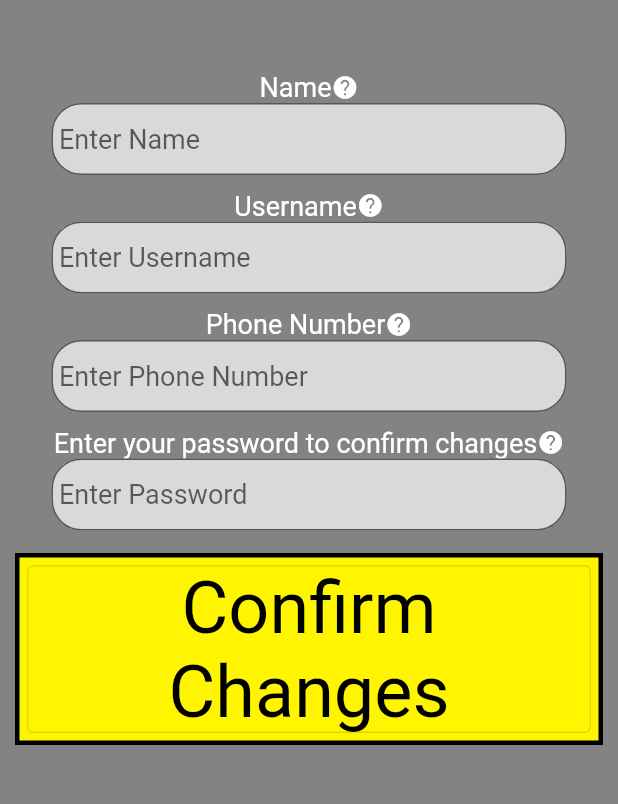
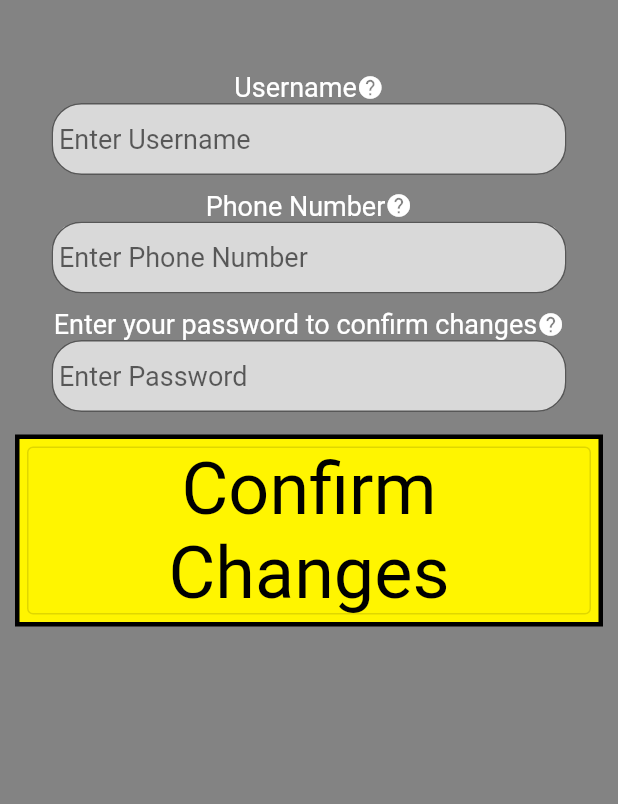
Before and after one commit to smaliszewski15/jct_mobile_app, a Flutter app: the Profile screen opened directly, after a tap on "Edit Information", on a phone screen of 412 x 824 dp, the part 419-1223 px from its top. Run offline on Flutter 3.47's test engine with Material 2 defaults, Android fonts, the phone set to English and light mode, and no system bars; our stand-ins replace audio_video_progress_bar, just_audio, permission_handler, shared_preferences; missing offline and left inert: audio_session, flutter_sound; accounts and stored records are empty; network calls fail.

Commit message:
Removed the name field from the users Tested the upcoming concert api endpoint

```diff
--- a/lib/screens/add_group.dart
+++ b/lib/screens/add_group.dart
@@ -390,9 +390,11 @@ class _AddGroupState extends State<AddGroup> {
     String date = DateFormat('yyyy-MM-dd').format(widget.date!.toUtc()).toString();
     String time = DateFormat('Hms').format(widget.date!.toUtc()).toString();
 
+    String tags = _tags.value.text.split(', ').join('`');
+
     Map<String,dynamic> package = {
       'concertTitle': _title.value.text,
-      'concertTags': _tags.value.text,
+      'concertTags': tags,
       'concertDescription': _description.value.text,
       'date': date,
       'time': time,
--- a/lib/screens/concerts_screen.dart
+++ b/lib/screens/concerts_screen.dart
@@ -325,6 +325,7 @@ class _ConcertsState extends State<ConcertsScreen> {
     if (!data.containsKey('nextConcertGroup')) {
       return false;
     }
+    data = data['nextConcertGroup'];
 
     upcoming = Group.fromNextJson(data);
     setState(() {});
--- a/lib/screens/edit_profile.dart
+++ b/lib/screens/edit_profile.dart
@@ -19,19 +19,19 @@ class _EditUserProfilePageState extends State<EditUserProfilePage> {
         minLength: 2,
         maxLength: 100,
         fieldName: 'Name',
-        fieldEntry: user!.name,
+        fieldEntry: user.name,
         tooltipKey: GlobalKey<TooltipState>());
     username = CustomTextField(
         minLength: 2,
         maxLength: 255,
         fieldName: 'Username',
-        fieldEntry: user!.username,
+        fieldEntry: user.username,
         tooltipKey: GlobalKey<TooltipState>());
     phoneNumber = CustomTextField(
         minLength: 10,
         maxLength: 10,
         fieldName: 'Phone Number',
-        fieldEntry: user!.phoneNumber,
+        fieldEntry: user.phoneNumber,
         tooltipKey: GlobalKey<TooltipState>(),
         keyboardType: TextInputType.phone);
     password = CustomTextField(
@@ -106,40 +106,6 @@ class _EditUserProfilePageState extends State<EditUserProfilePage> {
                   child: Column(
                     mainAxisAlignment: MainAxisAlignment.center,
                     children: <Widget>[
-                      Container(
-                        width: double.infinity,
-                        margin: const EdgeInsets.all(5),
-                        child: Column(
-                          mainAxisAlignment: MainAxisAlignment.center,
-                          children: <Widget>[
-                            Row(
-                              mainAxisAlignment: MainAxisAlignment.center,
-                              children: <Widget>[
-                                Text(
-                                  'Name',
-                                  style: TextStyle(
-                                    fontSize: smallFontSize,
-                                    color: textColor,
-                                  ),
-                                  textAlign: TextAlign.center,
-                                ),
-                                BasicTooltip(
-                                    message:
-                                        "Names must be\n0-100 characters long and\ncan only contain\nASCII characters",
-                                    tooltipkey: name.tooltipKey),
-                              ],
-                            ),
-                            Container(
-                              width: MediaQuery.of(context).size.width / 1.2,
-                              decoration: const BoxDecoration(
-                                borderRadius: BorderRadius.all(
-                                    Radius.circular(roundedCorners)),
-                              ),
-                              child: name,
-                            ),
-                          ],
-                        ),
-                      ),
                       Container(
                         width: double.infinity,
                         margin: const EdgeInsets.all(5),
@@ -275,22 +241,17 @@ class _EditUserProfilePageState extends State<EditUserProfilePage> {
                               final prefs =
                                   await SharedPreferences.getInstance();
 
-                              if (name.editor.value.text != user!.name) {
-                                prefs.setString(
-                                    'firstName', name.editor.value.text);
-                                user!.name = name.editor.value.text;
-                              }
                               if (username.editor.value.text !=
-                                  user!.username) {
+                                  user.username) {
                                 prefs.setString(
                                     'username', username.editor.value.text);
-                                user!.username = username.editor.value.text;
+                                user.username = username.editor.value.text;
                               }
                               if (phoneNumber.editor.value.text !=
-                                  user!.phoneNumber) {
+                                  user.phoneNumber) {
                                 prefs.setString('phone_number',
                                     phoneNumber.editor.value.text);
-                                user!.phoneNumber =
+                                user.phoneNumber =
                                     phoneNumber.editor.value.text;
                               }
 
@@ -325,7 +286,7 @@ class _EditUserProfilePageState extends State<EditUserProfilePage> {
     if (password.isUnfilled()) {
       return false;
     }
-    if (password.editor.value.text != user!.password) {
+    if (password.editor.value.text != user.password) {
       return false;
     }
     return true;
@@ -501,7 +462,7 @@ class _EditPasswordPageState extends State<EditPasswordPage> {
                           return;
                         }
 
-                        if (oldPassword.editor.value.text != user!.password) {
+                        if (oldPassword.editor.value.text != user.password) {
                           oldPassword.unfilled.value = true;
                           setState(() {});
                           return;
--- a/lib/screens/user_profile.dart
+++ b/lib/screens/user_profile.dart
@@ -8,7 +8,7 @@ class UserProfilePage extends StatelessWidget {
   @override
   Widget build(BuildContext context) {
     try {
-      if (user!.logged == true) {
+      if (user.logged == true) {
         return Profile();
       }
       return notLogged(context);
@@ -168,7 +168,7 @@ class _ProfileState extends State<Profile> {
                                 Radius.circular(roundedCorners)),
                           ),
                           child: Text(
-                            user!.name == '' ? 'No Name' : user!.name,
+                            user.name == '' ? 'No Name' : user.name,
                             style: TextStyle(
                               fontSize: smallFontSize,
                               color: buttonTextColor,
@@ -201,7 +201,7 @@ class _ProfileState extends State<Profile> {
                                 Radius.circular(roundedCorners)),
                           ),
                           child: Text(
-                            user!.username == '' ? 'No User Name' : user!.username,
+                            user.username == '' ? 'No User Name' : user.username,
                             style: TextStyle(
                               fontSize: smallFontSize,
                               color: buttonTextColor,
@@ -234,7 +234,7 @@ class _ProfileState extends State<Profile> {
                                 Radius.circular(roundedCorners)),
                           ),
                           child: Text(
-                            user!.email == '' ? 'No Email' : user!.email,
+                            user.email == '' ? 'No Email' : user.email,
                             style: TextStyle(
                               fontSize: smallFontSize,
                               color: buttonTextColor,
@@ -268,7 +268,7 @@ class _ProfileState extends State<Profile> {
                                 Radius.circular(roundedCorners)),
                           ),
                           child: Text(
-                            user!.phoneNumber == '' ? 'No Phone Number' : user!.phoneNumber,
+                            user.phoneNumber == '' ? 'No Phone Number' : user.phoneNumber,
                             style: TextStyle(
                               fontSize: smallFontSize,
                               color: buttonTextColor,
--- a/lib/utils/group.dart
+++ b/lib/utils/group.dart
@@ -17,6 +17,7 @@ class Group {
   Group({this.groupID = -1, this.members, this.maestro = '', this.maestroID = -1, this.tags = '', this.title = '', this.description = '', this.date, this.passcodes, this.groupName});
 
   factory Group.fromNextJson(Map json) {
+    print(json);
     String leader = json['GroupLeaderName'] ?? '';
     String title = json['Title'] ?? '';
     int groupID = json['GroupID'] ?? -1;
--- a/lib/utils/user.dart
+++ b/lib/utils/user.dart
@@ -80,6 +80,7 @@ class User {
 
       final res = await UserAPI.login(entries);
       if (res.statusCode != 200) {
+        print(res.statusCode);
         print(res.body);
         return toRet;
       }
@@ -118,6 +119,9 @@ class User {
         }
 
         User toRet = await User._loginUser(userData);
+        if (toRet.logged == false) {
+          await prefs.clear();
+        }
 
         return toRet;
       } catch (e) {
```
Also changed, not shown: lib/screens/register.dart (+3 -30 lines).
